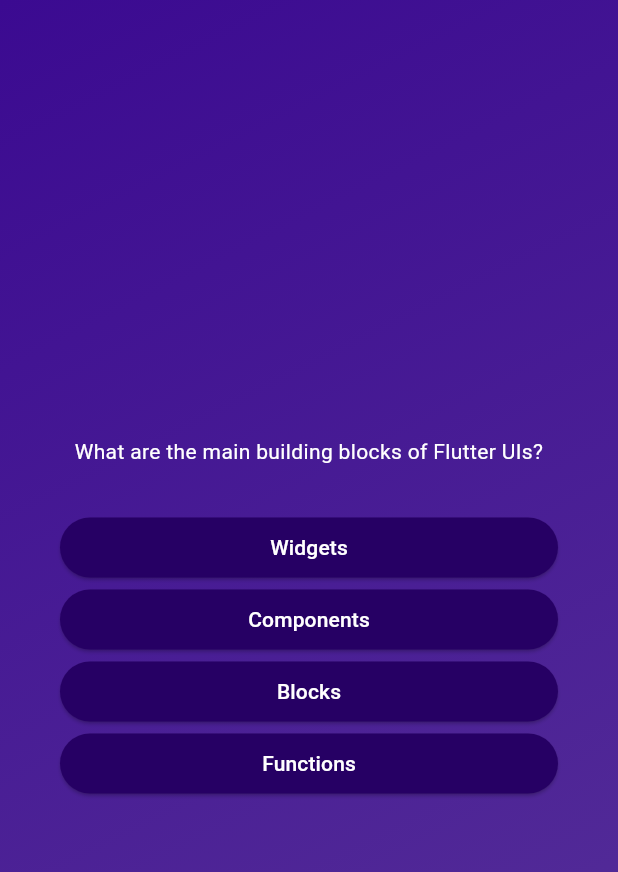
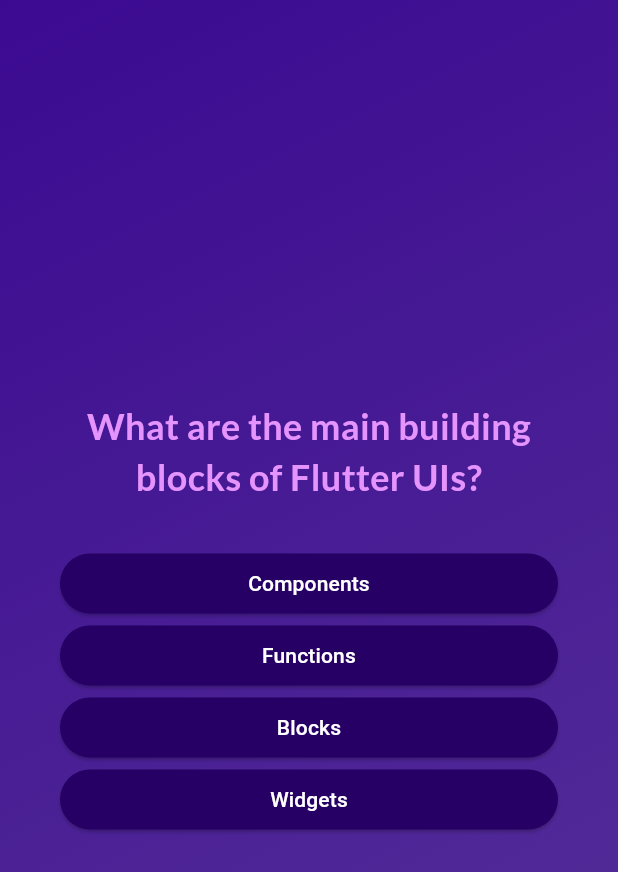
Before and after one commit to satviksriv/quiz_app, a Flutter app: the screen it shows after launch, after a tap on "Start Quiz", on a phone screen of 412 x 824 dp. Shown: the top 872 px of the screen. Run offline on Flutter 3.47's test engine with Material 3 defaults, Android fonts, the phone set to English and light mode, and no system bars; our stand-ins replace google_fonts.

Commit message:
Added google fonts, shuffled the options when showing to the user and question incremented functionality when user selects an option

```diff
--- a/lib/answer_button.dart
+++ b/lib/answer_button.dart
@@ -20,7 +20,10 @@ class AnswerButton extends StatelessWidget {
         foregroundColor: Colors.white,
         shape: RoundedRectangleBorder(borderRadius: BorderRadius.circular(40)),
       ),
-      child: Text(answerText),
+      child: Text(
+        answerText,
+        textAlign: TextAlign.center,
+      ),
     );
   }
 }
--- a/lib/home_page.dart
+++ b/lib/home_page.dart
@@ -1,4 +1,5 @@
 import 'package:flutter/material.dart';
+import 'package:google_fonts/google_fonts.dart';
 
 class HomePage extends StatelessWidget {
   const HomePage(this.startQuiz, {super.key});
@@ -19,10 +20,10 @@ class HomePage extends StatelessWidget {
           const SizedBox(
             height: 80.0,
           ),
-          const Text(
+          Text(
             "Learn flutter the fun way!",
-            style: TextStyle(
-              color: Color.fromARGB(255, 228, 225, 225),
+            style: GoogleFonts.lato(
+              color: const Color.fromARGB(255, 228, 225, 225),
               fontSize: 24.0,
             ),
           ),
--- a/lib/models/quiz_question.dart
+++ b/lib/models/quiz_question.dart
@@ -3,4 +3,10 @@ class QuizQuestion {
 
   final String question;
   final List<String> answers;
+
+  List<String> getShuffledAnswers() {
+    final shuffledList = List.of(answers);
+    shuffledList.shuffle();
+    return shuffledList;
+  }
 }
--- a/lib/questions_page.dart
+++ b/lib/questions_page.dart
@@ -1,4 +1,6 @@
 import 'package:flutter/material.dart';
+import 'package:google_fonts/google_fonts.dart';
+
 import 'package:quiz_app/answer_button.dart';
 import 'package:quiz_app/data/questions.dart';
 
@@ -12,10 +14,18 @@ class QuestionsPage extends StatefulWidget {
 }
 
 class _QuestionsPageState extends State<QuestionsPage> {
-  final currentQuestion = questions[0];
+  var currentQuestionIndex = 0;
+
+  void answerQuestion() {
+    setState(() {
+      currentQuestionIndex++;
+    });
+  }
 
   @override
   Widget build(context) {
+    final currentQuestion = questions[currentQuestionIndex];
+
     return SizedBox(
       width: double.infinity,
       child: Container(
@@ -26,12 +36,16 @@ class _QuestionsPageState extends State<QuestionsPage> {
           children: [
             Text(
               currentQuestion.question,
-              style: const TextStyle(color: Colors.white),
+              style: GoogleFonts.lato(
+                color: const Color.fromARGB(255, 229, 147, 253),
+                fontSize: 24,
+                fontWeight: FontWeight.bold,
+              ),
               textAlign: TextAlign.center,
             ),
             const SizedBox(height: 30),
-            ...currentQuestion.answers.map((answer) {
-              return AnswerButton(answerText: answer, onTap: () {});
+            ...currentQuestion.getShuffledAnswers().map((answer) {
+              return AnswerButton(answerText: answer, onTap: answerQuestion);
             })
           ],
         ),
--- a/pubspec.yaml
+++ b/pubspec.yaml
@@ -35,6 +35,7 @@ dependencies:
   # The following adds the Cupertino Icons font to your application.
   # Use with the CupertinoIcons class for iOS style icons.
   cupertino_icons: ^1.0.6
+  google_fonts: ^6.2.1
 
 dev_dependencies:
   flutter_test:
```
Also changed, not shown: pubspec.lock, 2 other files.
